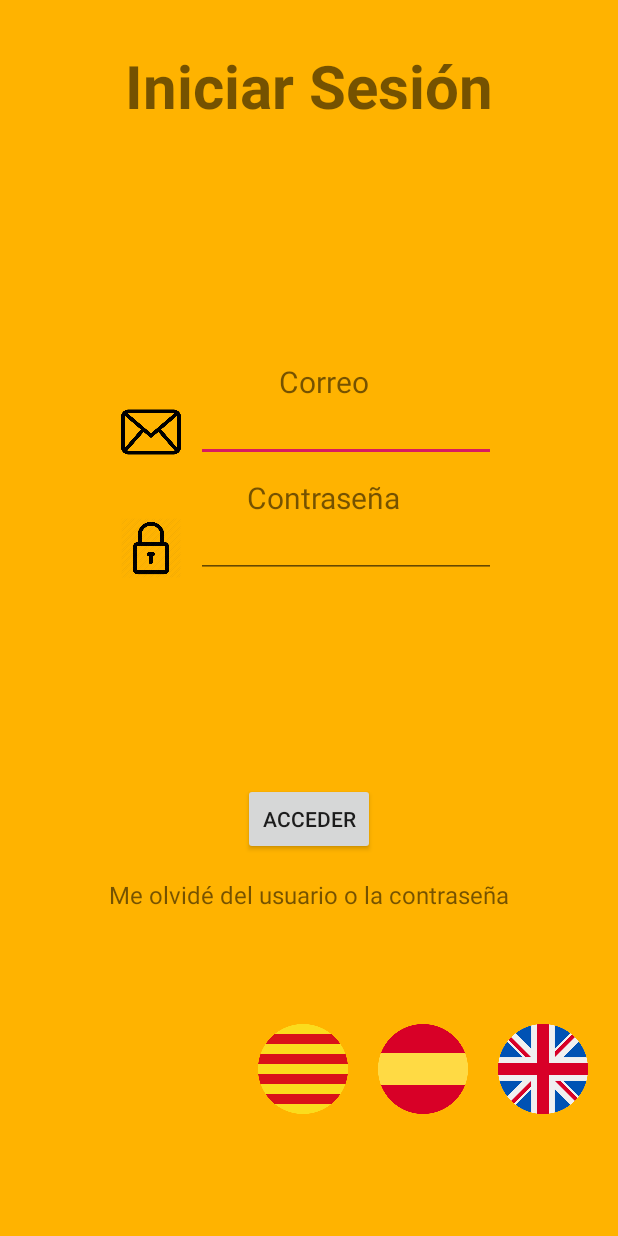
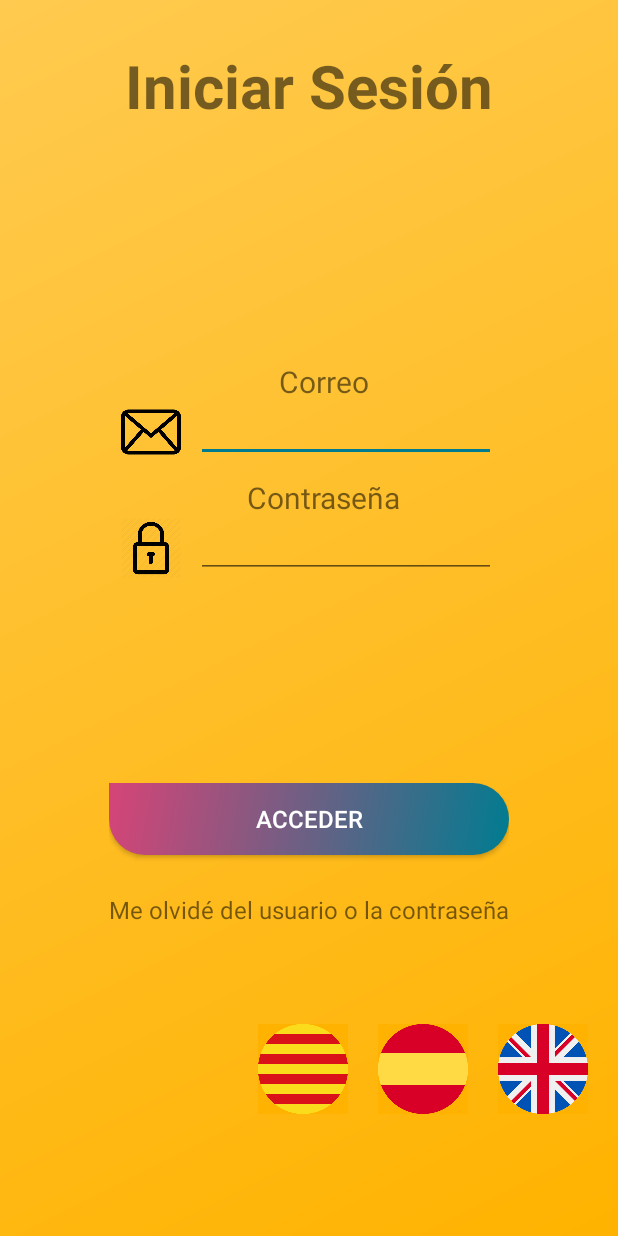
Before and after one commit to JRiberaG/MeetChrysallis, an Android app: the screen it shows after launch (LoginActivity), on a phone screen of 412 x 824 dp. Run offline under Robolectric (Android 15) with nearby library versions, the phone set to English and light mode, and no system bars.

Commit message:
Cambios: - Añadido xml cardView para eventos - Añadido iconos - Añadido custom button - Añadido gradient background

```diff
--- a/app/build.gradle
+++ b/app/build.gradle
@@ -25,6 +25,8 @@ dependencies {
     implementation 'androidx.appcompat:appcompat:1.1.0'
     implementation 'androidx.constraintlayout:constraintlayout:1.1.3'
     implementation 'com.google.android.material:material:1.0.0'
+    implementation 'androidx.recyclerview:recyclerview:1.1.0'
+    implementation 'androidx.cardview:cardview:1.0.0'
     implementation 'androidx.vectordrawable:vectordrawable:1.1.0'
     testImplementation 'junit:junit:4.12'
     androidTestImplementation 'androidx.test:runner:1.2.0'
--- a/app/src/main/java/com/example/meetchrysallis/Activities/LoginActivity.java
+++ b/app/src/main/java/com/example/meetchrysallis/Activities/LoginActivity.java
@@ -77,6 +77,8 @@ public class LoginActivity extends AppCompatActivity {
                     String password = edPassword.getText().toString();
 
                     if (email != null && password != null){
+                        //Pendiente: borrar sólo este if / else (el condicional), lo de dentro se queda
+                        if (email.equals("prueba") && password.equals("prueba")){
                             tvError.setVisibility(View.GONE);
                             Socio newSocio = new Socio(email, password);
                             //Se intenta conectar a la base de datos. Si se consigue y ese socio es válido...
@@ -88,15 +90,10 @@ public class LoginActivity extends AppCompatActivity {
                                 Toast.makeText(getApplicationContext(), "Imposible conectar con la base de datos",Toast.LENGTH_LONG).show();
                                 tvError.setVisibility(View.VISIBLE);
                             }
-                        /*if (email.equals("prueba") && password.equals("prueba")){
-                            tvError.setVisibility(View.GONE);
-                            Socio s = new Socio(email, password);
-                            guardarJsonCredenciales(fileCreds, s);
-                            devolverSocioLogueado(s);
                         }
                         else{
                             tvError.setVisibility(View.VISIBLE);
-                        }*/
+                        }
                     }
                 }
             });
@@ -111,7 +108,7 @@ public class LoginActivity extends AppCompatActivity {
         });
     }
 
-    private boolean conectarBaseDatos(Socio socio, boolean esNuevo) {
+    private boolean conectarBaseDatos(Socio socio, boolean nuevaCredencial) {
         //pendiente:
         //si nos conectamos a comprobando datos de un socioNuevo y es válido ese socio, recoger el
         //socio al completo de la BD y asignarlo a pasado por parámetro
--- /dev/null
+++ b/app/src/main/res/drawable/custom_button.xml
@@ -0,0 +1,11 @@
+<?xml version="1.0" encoding="utf-8"?>
+<shape xmlns:android="http://schemas.android.com/apk/res/android" android:shape="rectangle">
+    <gradient
+        android:startColor="#D64477"
+        android:endColor="@color/colorAccent"
+        android:angle="315"/>
+    <corners
+        android:bottomLeftRadius="50dp"
+        android:bottomRightRadius="50dp"
+        android:topRightRadius="50dp"/>
+</shape>
--- /dev/null
+++ b/app/src/main/res/drawable/gradient_background.xml
@@ -0,0 +1,9 @@
+<?xml version="1.0" encoding="utf-8"?>
+<shape xmlns:android="http://schemas.android.com/apk/res/android"
+    android:shape="rectangle">
+    <gradient
+        android:type="linear"
+        android:startColor="@color/colorPrimary"
+        android:endColor="#FFCA4F"
+        android:angle="135"/>
+</shape>
--- a/app/src/main/res/layout/activity_login.xml
+++ b/app/src/main/res/layout/activity_login.xml
@@ -5,7 +5,7 @@
     android:layout_width="match_parent"
     android:orientation="vertical"
     android:layout_height="match_parent"
-    android:background="@color/colorPrimary"
+    android:background="@drawable/gradient_background"
     tools:context=".Activities.MainActivity">
 
     <TextView
@@ -102,18 +102,22 @@
         android:layout_gravity="center">
 
         <Button
-            android:layout_width="wrap_content"
+            android:layout_width="match_parent"
             android:layout_height="wrap_content"
+            android:padding="10dp"
             android:text="@string/acceder"
             android:layout_gravity="center"
-            android:id="@+id/BtnAcceder"/>
+            android:id="@+id/BtnAcceder"
+            android:background="@drawable/custom_button"
+            android:textColor="@android:color/white"
+            android:textSize="16sp"/>
 
         <TextView
             android:id="@+id/TextViewOlvide"
             android:layout_width="wrap_content"
             android:layout_height="wrap_content"
             android:layout_gravity="center"
-            android:layout_marginTop="15dp"
+            android:layout_marginTop="25dp"
 
             android:text="@string/nombrepassolvidado"
             android:textSize="16sp"/>
--- a/app/src/main/res/values/colors.xml
+++ b/app/src/main/res/values/colors.xml
@@ -1,6 +1,6 @@
 <?xml version="1.0" encoding="utf-8"?>
 <resources>
     <color name="colorPrimary">#ffb300</color>
-    <color name="colorPrimaryDark">#00574B</color>
-    <color name="colorAccent">#D81B60</color>
+    <color name="colorPrimaryDark">#c68400</color>
+    <color name="colorAccent">#007c91</color>
 </resources>
```
Also changed, not shown: app/src/main/java/com/example/meetchrysallis/Activities/MainActivity.java (+5 -5 lines), app/src/main/res/drawable/ic_date_range_black_24dp.xml (added, +9 -0 lines), app/src/main/res/drawable/ic_location_on_black_24dp.xml (added, +9 -0 lines), app/src/main/res/drawable/ic_people_black_24dp.xml (added, +9 -0 lines), app/src/main/res/layout/card_item.xml (added, +130 -0 lines). Lines whose indentation alone changed are shown as unchanged.
